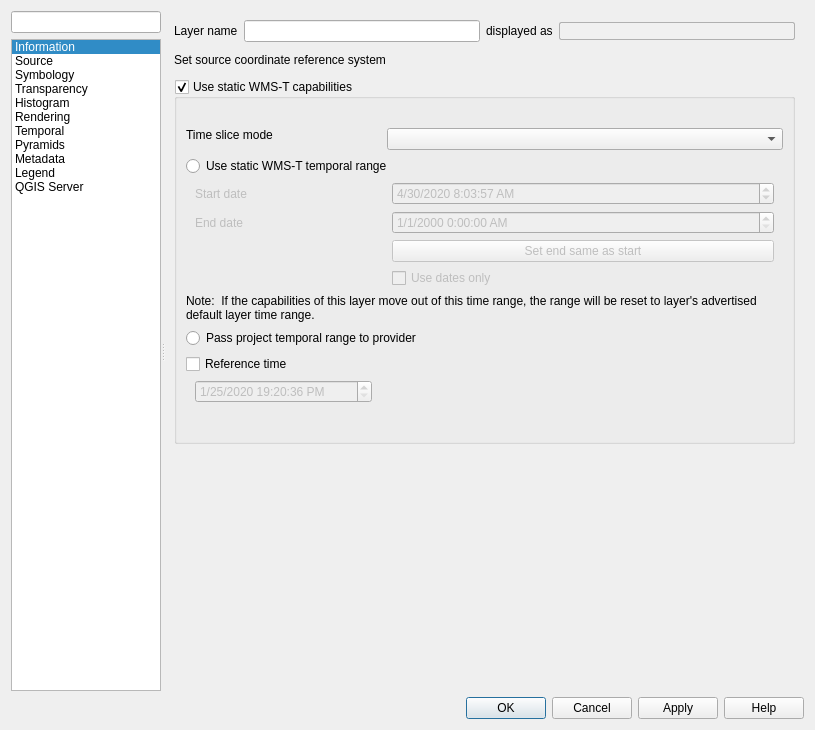
The window that src/ui/qgsrasterlayerpropertiesbase.ui (qgis/QGIS) describes before a commit, drawn with Qt 5.
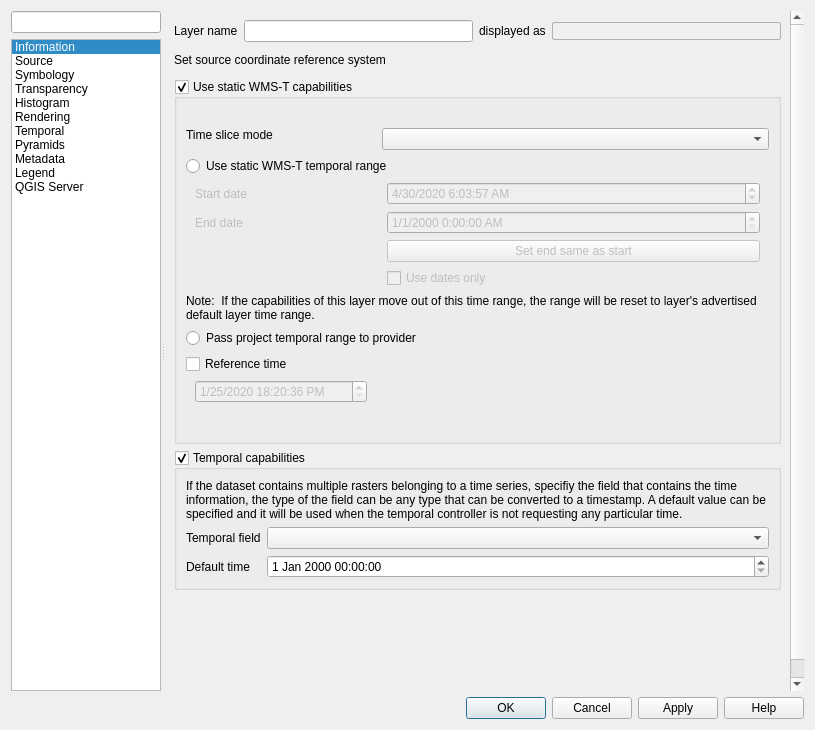
The same window after the commit. Icons and pictures are not drawn. Custom widgets are drawn as their Qt base class.

Commit message:
More PG raster temporal support
- expose to GUI
- allows to set a default datetime
- tests
- fix metadata retrieval for multiband filtered rasters

The edit to the form file:
```diff
--- a/src/ui/qgsrasterlayerpropertiesbase.ui
+++ b/src/ui/qgsrasterlayerpropertiesbase.ui
@@ -301,9 +301,9 @@
               <property name="geometry">
                <rect>
                 <x>0</x>
-                <y>0</y>
-                <width>643</width>
-                <height>681</height>
+                <y>-61</y>
+                <width>629</width>
+                <height>824</height>
                </rect>
               </property>
               <layout class="QVBoxLayout" name="verticalLayout_7">
@@ -457,7 +457,7 @@
                       <widget class="QgsDateTimeEdit" name="mStartStaticDateTimeEdit">
                        <property name="dateTime">
                         <datetime>
-                         <hour>8</hour>
+                         <hour>6</hour>
                          <minute>3</minute>
                          <second>57</second>
                          <year>2020</year>
@@ -501,7 +501,7 @@
                       <widget class="QgsDateTimeEdit" name="mReferenceDateTimeEdit">
                        <property name="dateTime">
                         <datetime>
-                         <hour>19</hour>
+                         <hour>18</hour>
                          <minute>20</minute>
                          <second>36</second>
                          <year>2020</year>
@@ -580,6 +580,55 @@
                  </layout>
                 </widget>
                </item>
+               <item>
+                <widget class="QGroupBox" name="mPostgresRasterTemporalGroup">
+                 <property name="title">
+                  <string>Temporal capabilities</string>
+                 </property>
+                 <property name="checkable">
+                  <bool>true</bool>
+                 </property>
+                 <layout class="QGridLayout" name="gridLayout_18">
+                  <item row="1" column="1">
+                   <widget class="QgsFieldComboBox" name="mPostgresRasterTemporalFieldComboBox">
+                    <property name="sizePolicy">
+                     <sizepolicy hsizetype="Preferred" vsizetype="Fixed">
+                      <horstretch>1</horstretch>
+                      <verstretch>0</verstretch>
+                     </sizepolicy>
+                    </property>
+                   </widget>
+                  </item>
+                  <item row="2" column="1">
+                   <widget class="QgsDateTimeEdit" name="mPostgresRasterDefaultTime"/>
+                  </item>
+                  <item row="1" column="0">
+                   <widget class="QLabel" name="label">
+                    <property name="text">
+                     <string>Temporal field</string>
+                    </property>
+                   </widget>
+                  </item>
+                  <item row="0" column="0" colspan="2">
+                   <widget class="QLabel" name="mPostgresRasterTemporalLabel">
+                    <property name="text">
+                     <string>If the dataset contains multiple rasters belonging to a time series, specifiy the field that contains the time information, the type of the field can be any type that can be converted to a timestamp. A default value can be specified and it will be used when the temporal controller is not requesting any particular time.</string>
+                    </property>
+                    <property name="wordWrap">
+                     <bool>true</bool>
+                    </property>
+                   </widget>
+                  </item>
+                  <item row="2" column="0">
+                   <widget class="QLabel" name="label_12">
+                    <property name="text">
+                     <string>Default time</string>
+                    </property>
+                   </widget>
+                  </item>
+                 </layout>
+                </widget>
+               </item>
                <item>
                 <spacer name="verticalSpacer_3">
                  <property name="orientation">
@@ -2481,6 +2530,17 @@
   </layout>
  </widget>
  <customwidgets>
+  <customwidget>
+   <class>QgsScrollArea</class>
+   <extends>QScrollArea</extends>
+   <header>qgsscrollarea.h</header>
+   <container>1</container>
+  </customwidget>
+  <customwidget>
+   <class>QgsDateTimeEdit</class>
+   <extends>QDateTimeEdit</extends>
+   <header>qgsdatetimeedit.h</header>
+  </customwidget>
   <customwidget>
    <class>QgsCollapsibleGroupBox</class>
    <extends>QGroupBox</extends>
@@ -2493,11 +2553,6 @@
    <header>qgscolorbutton.h</header>
    <container>1</container>
   </customwidget>
-  <customwidget>
-   <class>QgsDateTimeEdit</class>
-   <extends>QDateTimeEdit</extends>
-   <header>qgsdatetimeedit.h</header>
-  </customwidget>
   <customwidget>
    <class>QgsFilterLineEdit</class>
    <extends>QLineEdit</extends>
@@ -2525,12 +2580,6 @@
    <extends>QWidget</extends>
    <header>qgsscalerangewidget.h</header>
   </customwidget>
-  <customwidget>
-   <class>QgsScrollArea</class>
-   <extends>QScrollArea</extends>
-   <header>qgsscrollarea.h</header>
-   <container>1</container>
-  </customwidget>
   <customwidget>
    <class>QgsLayerTreeEmbeddedConfigWidget</class>
    <extends>QWidget</extends>
@@ -2548,6 +2597,11 @@
    <header>qgswebview.h</header>
    <container>1</container>
   </customwidget>
+  <customwidget>
+   <class>QgsFieldComboBox</class>
+   <extends>QComboBox</extends>
+   <header>qgsfieldcombobox.h</header>
+  </customwidget>
  </customwidgets>
  <tabstops>
   <tabstop>mSearchLineEdit</tabstop>
```
Left out of the diff: 64 changed lines with no effect on the pictures. The commit also changes 5 other files.
